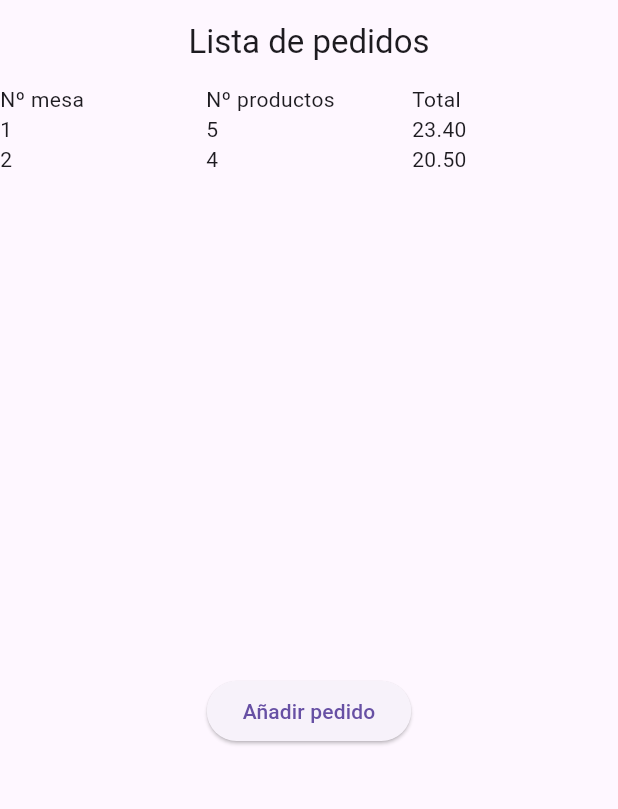
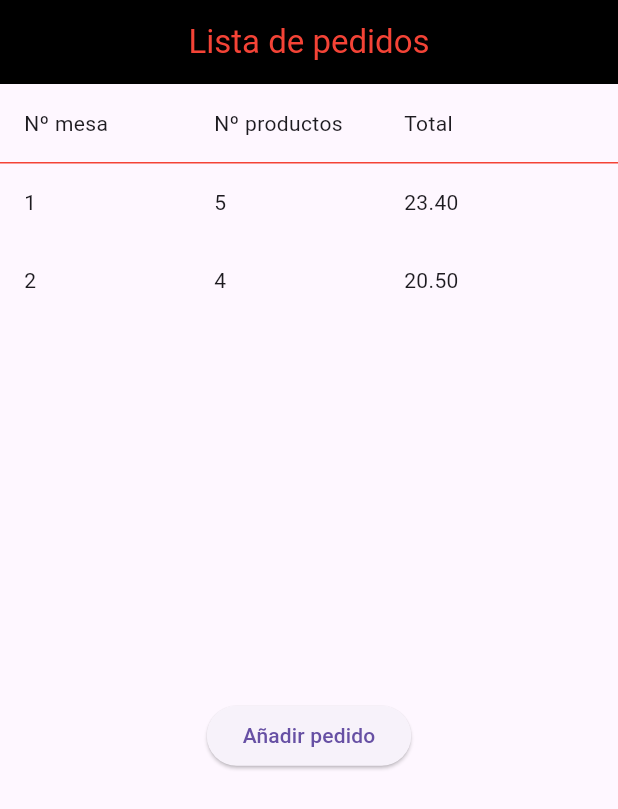
Before and after one commit to SilviaGarciaBouza/T4_1, a Flutter app: the screen it shows after launch, on a phone screen of 412 x 824 dp. Shown: the top 809 px of the screen. Run offline on Flutter 3.47's test engine with Material 3 defaults, Android fonts, the phone set to English and light mode, and no system bars.

```diff
--- a/lib/models/BarModel.dart
+++ b/lib/models/BarModel.dart
@@ -21,12 +21,14 @@ class BarModel {
 
   Pedido crearPedido(int idMesa, List<Producto> listaProductos) {
     double totalEuros = 0;
+    int numeroProductosTotal = 0;
     for (Producto producto in listaProductos) {
-      totalEuros += producto.precio;
+      totalEuros += producto.precio * producto.cantidad;
+      numeroProductosTotal += producto.cantidad;
     }
     return Pedido(
       mesaId: idMesa,
-      numProductos: listaProductos.length,
+      numProductos: numeroProductosTotal,
       totalEuros: totalEuros,
     );
   }
--- a/lib/views/HomeView.dart
+++ b/lib/views/HomeView.dart
@@ -1,35 +1,56 @@
 import 'package:flutter/material.dart';
+import 'package:t4_1/models/Pedido.dart';
 import 'package:t4_1/viewmodels/BarViewModel.dart';
 import 'package:t4_1/views/CrearPedidoView.dart';
 import 'package:provider/provider.dart';
 
-class HomeWiew extends StatelessWidget {
+class HomeWiew extends StatefulWidget {
   static const routeName = '/';
   const HomeWiew({super.key});
+
+  @override
+  State<HomeWiew> createState() => _HomeWiewState();
+}
+
+class _HomeWiewState extends State<HomeWiew> {
   @override
   Widget build(BuildContext context) {
     final barViewModel = Provider.of<BarViewModel>(context);
     return Scaffold(
-      appBar: AppBar(title: Center(child: Text("Lista de pedidos"))),
+      appBar: AppBar(
+        backgroundColor: Colors.black,
+        title: Center(
+          child: Text("Lista de pedidos", style: TextStyle(color: Colors.red)),
+        ),
+      ),
       body: Column(
         children: [
-          Row(
+          Padding(
+            padding: const EdgeInsets.all(16.0),
+            child: Row(
               children: [
                 Expanded(flex: 1, child: Text("Nº mesa")),
                 Expanded(flex: 1, child: Text("Nº productos")),
                 Expanded(flex: 1, child: Text("Total")),
               ],
             ),
+          ),
+          Divider(color: Colors.red, height: 1),
           Expanded(
             child: ListView.builder(
               itemCount: barViewModel.getListaPedidos().length,
               itemBuilder: (context, index) {
-                return Row(
+                return Padding(
+                  padding: const EdgeInsets.all(16.0),
+                  child: Row(
                     children: [
                       Expanded(
                         flex: 1,
                         child: Text(
-                        barViewModel.getListaPedidos()[index].mesaId.toString(),
+                          barViewModel
+                              .getListaPedidos()[index]
+                              .mesaId
+                              .toString(),
                         ),
                       ),
                       Expanded(
@@ -52,14 +73,26 @@ class HomeWiew extends StatelessWidget {
                         ),
                       ),
                     ],
+                  ),
                 );
               },
             ),
           ),
           Flexible(
+            flex: 1,
             child: ElevatedButton(
-              onPressed: () =>
-                  Navigator.pushNamed(context, Crearpedidoview.routeName),
+              onPressed: () async {
+                final resultado = await Navigator.push(
+                  context,
+                  MaterialPageRoute(
+                    builder: (context) => const Crearpedidoview(),
+                  ),
+                );
+
+                if (resultado != null && resultado is Pedido && mounted) {
+                  barViewModel.addPedido(resultado);
+                }
+              },
               child: Text("Añadir pedido"),
             ),
           ),
```
Also changed, not shown: lib/views/CrearPedidoView.dart (+26 -15 lines), 1 other file. Lines whose indentation alone changed are shown as unchanged.
